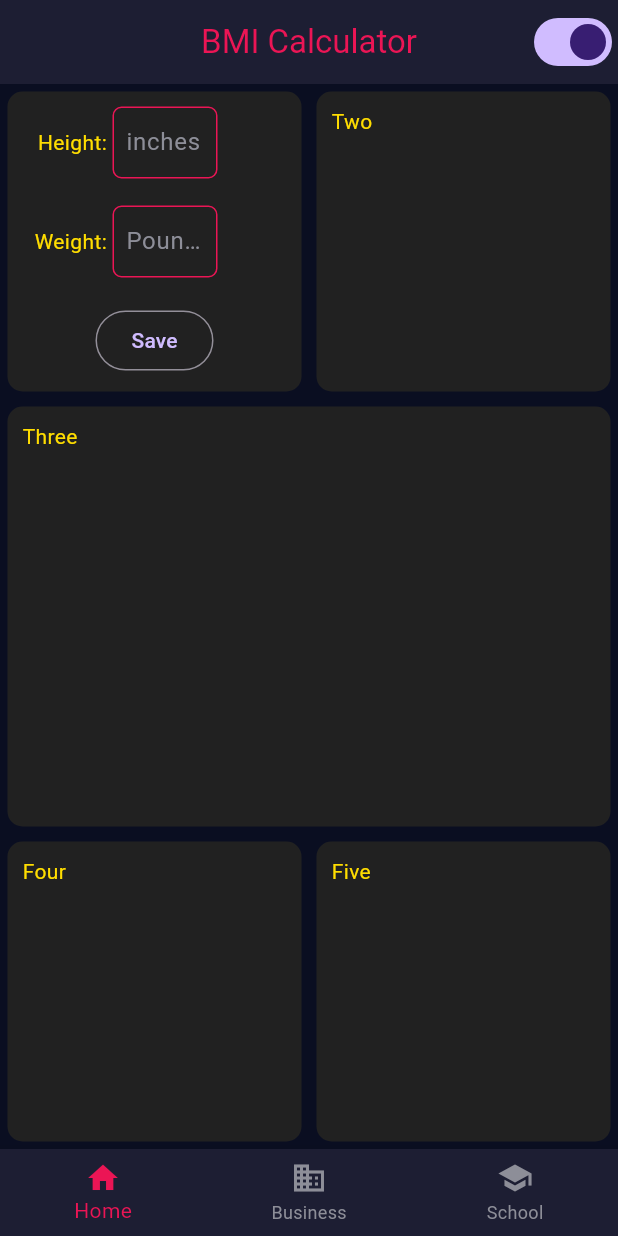
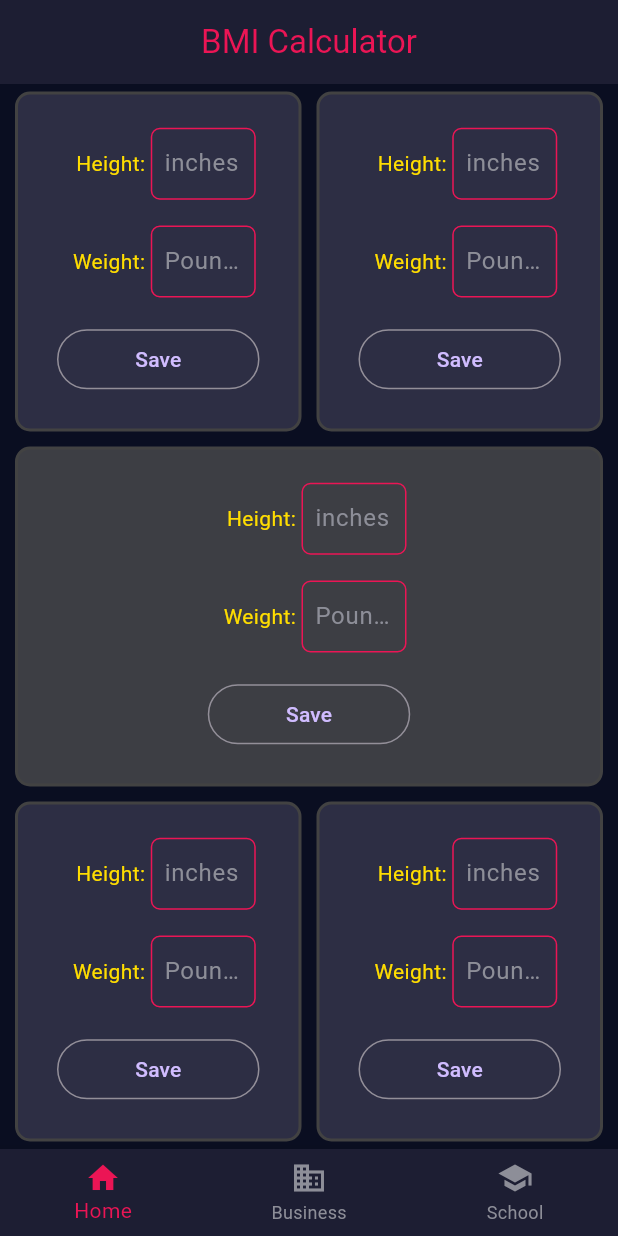
Before and after one commit to Anything-Internet/bmicalculator, a Flutter app: the screen it shows after launch, on a phone screen of 412 x 824 dp. Run offline on Flutter 3.47's test engine with Material 3 defaults, Android fonts, the phone set to English and light mode, and no system bars.

Commit message:
reusable card widget

```diff
--- a/lib/bmi_data.dart
+++ b/lib/bmi_data.dart
@@ -43,7 +43,5 @@ class BmiData {
   BmiData({double pounds = 0, double inches = 0}) {
     _pounds = pounds;
     _inches = inches;
-    print("BmiData: $pounds $inches");
   }
-
 }
--- a/lib/input_page.dart
+++ b/lib/input_page.dart
@@ -34,7 +34,8 @@ class _InputPageState extends State<InputPage> {
       _heightController.clear();
       _weightController.clear();
       bmiDataList.forEach((element) {
-        print("bmiDataList: ${element.pounds} ${element.inches} = ${element.bmi}");
+        print(
+            "bmiDataList:  ${element.inches} ${element.pounds} = ${element.bmi.toStringAsFixed(2)}");
       });
     });
   }
@@ -45,10 +46,11 @@ class _InputPageState extends State<InputPage> {
     }
     return false;
   }
+
   setBmiData(String field, String value) {
     value = value == "" ? "0" : value;
-    print("form: $field $value");
-    print("bmiData: ${bmiData.pounds} ${bmiData.inches} = ${bmiData.bmi}");
+    //print("form: $field $value");
+    //print("bmiData: ${bmiData.pounds} ${bmiData.inches} = ${bmiData.bmi}");
     setState(() {
       if (field == 'height') {
         bmiData.inches = double.parse(value);
@@ -58,6 +60,7 @@ class _InputPageState extends State<InputPage> {
       }
     });
   }
+
   final _heightController = TextEditingController();
   final _weightController = TextEditingController();
   @override
@@ -67,6 +70,7 @@ class _InputPageState extends State<InputPage> {
     _weightController.dispose();
     super.dispose();
   }
+
   setTheme() {
     setState(() {
       print("isDarkMode: $isDarkMode");
@@ -92,15 +96,15 @@ class _InputPageState extends State<InputPage> {
   ////////////////////////////////////////////
   appBar(title) => AppBar(
         title: Text(title),
-        actions: [
-          Switch(
-            value: isDarkMode,
-            onChanged: (value) {
-              isDarkMode = value;
-              setTheme();
-            },
-          ),
-        ],
+        // actions: [
+        //   Switch(
+        //     value: isDarkMode,
+        //     onChanged: (value) {
+        //       isDarkMode = value;
+        //       setTheme();
+        //     },
+        //   ),
+        // ],
       );
 
   ////////////////////////////////////////////
@@ -128,46 +132,56 @@ class _InputPageState extends State<InputPage> {
         child: const Icon(Icons.monitor_heart),
       );
 
-  body() => Flex(
-        direction: Axis.vertical,
+  body() {
+    return Column(children: [
+      Expanded(
+          child: Row(
         children: [
-          Row(
-            children: [
-              expandedBox(
-                child: bmiForm(),
-              ),
-              expandedBox(child: Text("Two")),
-            ],
+          Expanded(
+            child: ReusableCard( child: bmiForm(),position: "left",),
           ),
-          expandedBox(child: Text("Three")),
-          Row(
-            children: [
-              expandedBox(child: Text("Four")),
-              expandedBox(child: Text("Five")),
-            ],
+          Expanded(
+            child: ReusableCard(child: bmiForm(),position: "right",),
           ),
         ],
-      );
+      )),
+      Expanded(
+        child: ReusableCard(color: const Color(0xFF3D3E44), child: bmiForm(),position: "wide",),
+      ),
+      Expanded(
+          child: Row(
+        children: [
+          Expanded(
+            child: ReusableCard( child: bmiForm(), position: "left",),
+          ),
+          Expanded(
+            child: ReusableCard(child: bmiForm(), position: "right",),
+            ),
+        ],
+      )),
+    ]);
+  }
 
   bmiForm() {
     return Column(
       mainAxisSize: MainAxisSize.max,
-      mainAxisAlignment: MainAxisAlignment.spaceBetween,
+      mainAxisAlignment: MainAxisAlignment.spaceEvenly,
       children: [
         Row(
+          mainAxisSize: MainAxisSize.max,
+          mainAxisAlignment: MainAxisAlignment.center,
           children: [
             Container(
               width: 60,
               alignment: Alignment.centerRight,
-              child: Text("Height: "),
+              child: const Text("Height: "),
             ),
             Container(
               width: 70,
-              //height: 120,
               child: TextFormField(
                 controller: _heightController,
-                style: TextStyle(color: Colors.white),
-                decoration: InputDecoration(
+                style: const TextStyle(color: Colors.white),
+                decoration: const InputDecoration(
                   hintText: "inches",
                 ),
                 inputFormatters: [
@@ -176,30 +190,30 @@ class _InputPageState extends State<InputPage> {
                 keyboardType: TextInputType.number,
                 onChanged: (value) {
                   setBmiData("height", value);
-                  value = '';
                 },
               ),
             ),
           ],
         ),
         Row(
+          mainAxisSize: MainAxisSize.max,
+          mainAxisAlignment: MainAxisAlignment.center,
           children: [
             Container(
               width: 60,
               alignment: Alignment.centerRight,
-              child: Text("Weight: "),
+              child: const Text("Weight: "),
             ),
             Container(
               width: 70,
-              //height: 120,
               child: TextFormField(
                 controller: _weightController,
-                style: TextStyle(color: Colors.white),
+                style: const TextStyle(color: Colors.white),
                 inputFormatters: [
                   FilteringTextInputFormatter.allow(RegExp(r'[0-9.]')),
                 ],
-                decoration: InputDecoration(
-                hintText: "Pounds",
+                decoration: const InputDecoration(
+                  hintText: "Pounds",
                 ),
                 keyboardType: TextInputType.number,
                 onChanged: (value) {
@@ -210,36 +224,50 @@ class _InputPageState extends State<InputPage> {
           ],
         ),
         OutlinedButton(
+          style: ButtonStyle(
+            minimumSize: MaterialStateProperty.all(Size(135, 40)),
+          ),
             onPressed: () {
-              saveButtonEnabled() ? saveBmiData() : null;},
-            child: Text("Save"))
+              saveButtonEnabled() ? saveBmiData() : null;
+            },
+            child: const Text("Save"))
       ],
     );
   }
 }
 
-class expandedBox extends StatelessWidget {
-  expandedBox({
-    Key? key,
-    required this.child,
-  }) : super(key: key);
-  Widget child;
-  Color cardColor = Colors.grey.shade900;
+class ReusableCard extends StatelessWidget {
+  final Color defColor = const Color(0xFF2D2E44);
+  final String position; // left, right, center, wide - to affect margins
+  final Color? color;
+  final Widget? child;
+
+  const ReusableCard({super.key,  this.color, this.child, this.position = "wide"});
 
   @override
   Widget build(BuildContext context) {
-    return Expanded(
-      child: Container(
-        width: double.infinity,
-        margin: const EdgeInsets.all(5.0),
-        padding: const EdgeInsets.all(10.0),
-        decoration: BoxDecoration(
-          color: cardColor,
-          borderRadius: BorderRadius.circular(10.0),
+    const double defMargin = 10;
+    const double defHalfMargin = defMargin / 2;
+    late EdgeInsetsGeometry? margin;
+
+    if (position == "left") margin = const EdgeInsets.fromLTRB(defMargin, defHalfMargin, defHalfMargin, defHalfMargin);
+    if (position == "right") margin = const EdgeInsets.fromLTRB(defHalfMargin, defHalfMargin, defMargin, defHalfMargin);
+    if (position == "center") margin = const EdgeInsets.fromLTRB(defHalfMargin, defHalfMargin, defHalfMargin, defHalfMargin);
+    if (position == "wide") margin = const EdgeInsets.fromLTRB(defMargin, defHalfMargin, defMargin, defHalfMargin);
+
+    return Container(
+      margin: margin,
+      padding: const EdgeInsets.all(5.0),
+      decoration: BoxDecoration(
+        color: color ?? defColor,
+        borderRadius: BorderRadius.circular(10.0),
+        border: Border.all(
+
+          color: Colors.grey.shade800,
+          width: 2,
         ),
-        height: 200,
-        child: child,
       ),
+      child: child ?? const Text("Empty Box"),
     );
   }
 }
```
